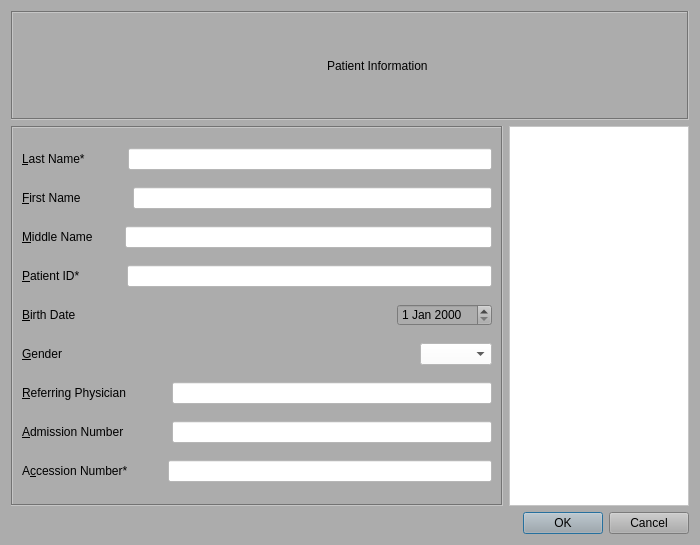
altaybrusan/ibex, file core/View/newpatientdialog.ui: the form before one commit.
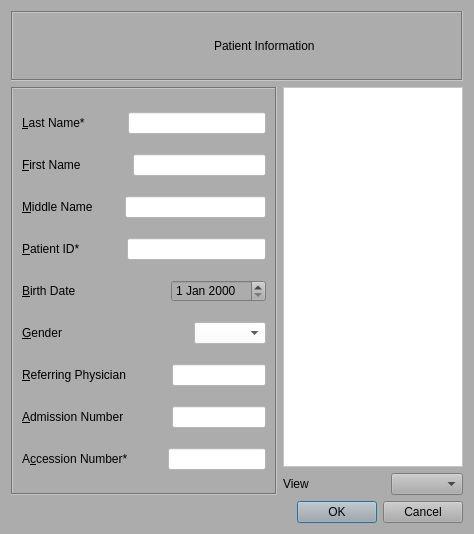
The form after the commit. Icons and pictures are not drawn.

Commit message: View combobox is added to new patient registration dialog

Diff of the .ui file:
```diff
--- a/core/View/newpatientdialog.ui
+++ b/core/View/newpatientdialog.ui
@@ -6,8 +6,8 @@
    <rect>
     <x>0</x>
     <y>0</y>
-    <width>700</width>
-    <height>545</height>
+    <width>474</width>
+    <height>514</height>
    </rect>
   </property>
   <property name="windowTitle">
@@ -16,7 +16,7 @@
   <property name="styleSheet">
    <string notr="true">background-color: rgb(172, 172, 172);</string>
   </property>
-  <layout class="QVBoxLayout" name="verticalLayout_2">
+  <layout class="QVBoxLayout" name="verticalLayout_4">
    <item>
     <widget class="QFrame" name="frame_title">
      <property name="frameShape">
@@ -95,7 +95,7 @@
     </widget>
    </item>
    <item>
-    <layout class="QHBoxLayout" name="horizontalLayout_11">
+    <layout class="QHBoxLayout" name="horizontalLayout_12">
      <item>
       <widget class="QFrame" name="frame">
        <property name="frameShape">
@@ -487,6 +487,8 @@
       </widget>
      </item>
      <item>
+      <layout class="QVBoxLayout" name="verticalLayout_2">
+       <item>
       <widget class="QGraphicsView" name="graphicsView">
        <property name="minimumSize">
         <size>
@@ -504,6 +506,51 @@
         <string notr="true">background-color: rgb(255, 255, 255);</string>
        </property>
       </widget>
+       </item>
+       <item>
+        <layout class="QHBoxLayout" name="horizontalLayout_11">
+         <item>
+          <widget class="QLabel" name="viewLbl">
+           <property name="sizePolicy">
+            <sizepolicy hsizetype="Minimum" vsizetype="Minimum">
+             <horstretch>0</horstretch>
+             <verstretch>0</verstretch>
+            </sizepolicy>
+           </property>
+           <property name="text">
+            <string>View</string>
+           </property>
+          </widget>
+         </item>
+         <item>
+          <spacer name="horizontalSpacer_12">
+           <property name="orientation">
+            <enum>Qt::Horizontal</enum>
+           </property>
+           <property name="sizeType">
+            <enum>QSizePolicy::Minimum</enum>
+           </property>
+           <property name="sizeHint" stdset="0">
+            <size>
+             <width>40</width>
+             <height>20</height>
+            </size>
+           </property>
+          </spacer>
+         </item>
+         <item>
+          <widget class="QComboBox" name="viewComboBox">
+           <property name="sizePolicy">
+            <sizepolicy hsizetype="Minimum" vsizetype="Maximum">
+             <horstretch>0</horstretch>
+             <verstretch>0</verstretch>
+            </sizepolicy>
+           </property>
+          </widget>
+         </item>
+        </layout>
+       </item>
+      </layout>
      </item>
     </layout>
    </item>
```
Lines whose indentation alone changed are shown as unchanged. The commit also changes 4 other files.
